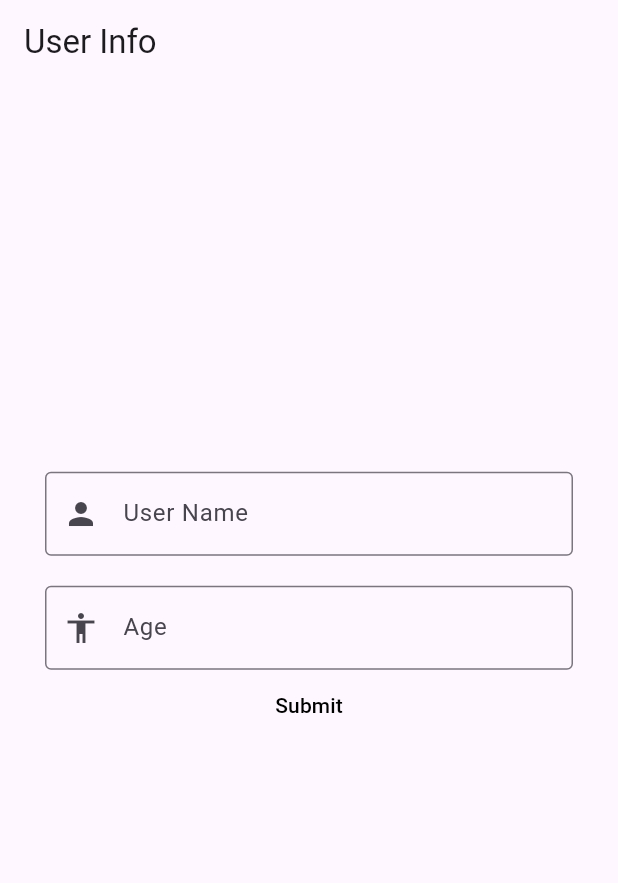
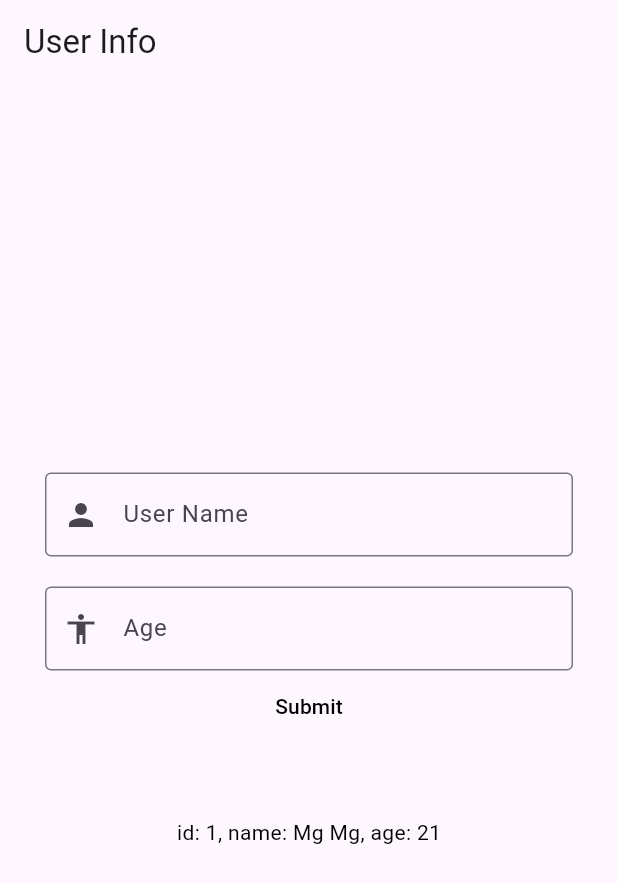
Before and after one commit to ThihaThantSin777/persistent-tech, a Flutter app: the screen it shows after launch, on a phone screen of 412 x 824 dp. Shown: the top 883 px of the screen. Run offline on Flutter 3.47's test engine with Material 2 defaults, Android fonts, the phone set to English and light mode, and no system bars; our stand-ins replace shared_preferences.

Commit message:
reactive share preferences impl

```diff
--- a/lib/data/model/user_model.dart
+++ b/lib/data/model/user_model.dart
@@ -1,3 +1,5 @@
+import 'dart:async';
+
 import 'package:persistent/data/vo/user_vo.dart';
 import 'package:persistent/persistent/dao/user_dao.dart';
 
@@ -10,6 +12,17 @@ class UserModel {
 
   final UserDAO _userDAO = UserDAO();
 
+  final StreamController<UserVO?> _userStream = StreamController<UserVO?>();
+
+  Stream<UserVO?> get getUserStream => _userStream.stream;
+
+  Future<void> saveUserWithAsync() async {
+    await Future.delayed(const Duration(seconds: 3));
+    final userData = UserVO(1, "Mg Mg", 21);
+    save(userData);
+    _userStream.sink.add(userData);
+  }
+
   void save(UserVO userVO) => _userDAO.save(userVO);
 
   UserVO? get getUser => _userDAO.getUser;
--- a/lib/pages/user_page.dart
+++ b/lib/pages/user_page.dart
@@ -14,6 +14,12 @@ class _UserPageState extends State<UserPage> {
   String _userName = '';
   String _age = '';
   final UserModel _userModel = UserModel();
+
+  @override
+  void initState() {
+    _userModel.saveUserWithAsync();
+    super.initState();
+  }
 
   @override
   Widget build(BuildContext context) {
@@ -65,12 +71,38 @@ class _UserPageState extends State<UserPage> {
             const SizedBox(
               height: 50,
             ),
+            // Center(
+            //   child: Text(
+            //     _userModel.getUser != null ? _userModel.getUser.toString() : '',
+            //     style: const TextStyle(color: Colors.black),
+            //   ),
+            // ),
+
             Center(
-              child: Text(
-                _userModel.getUser != null ? _userModel.getUser.toString() : '',
-                style: const TextStyle(color: Colors.black),
+              child: StreamBuilder<UserVO?>(
+                stream: _userModel.getUserStream,
+                builder: (_, snapShot) {
+                  if (snapShot.connectionState == ConnectionState.waiting) {
+                    return Center(
+                        child: Text(
+                      _userModel.getUser != null
+                          ? _userModel.getUser.toString()
+                          : '',
+                      style: const TextStyle(color: Colors.black),
+                    ));
+                  }
+                  if (snapShot.hasError) {
+                    return Center(
+                      child: Text(snapShot.error.toString()),
+                    );
+                  }
+                  return Text(
+                    snapShot.data.toString(),
+                    style: const TextStyle(color: Colors.black),
+                  );
+                },
               ),
-            ),
+            )
           ],
         ),
       ),
```
